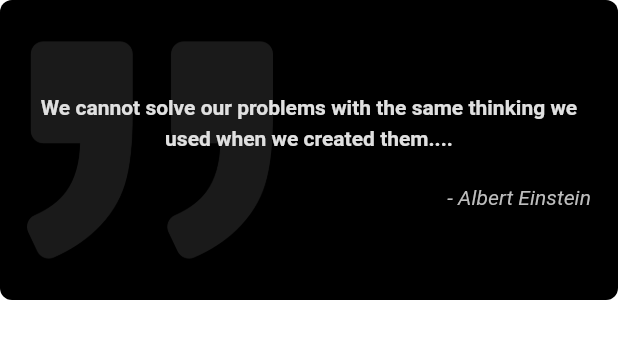
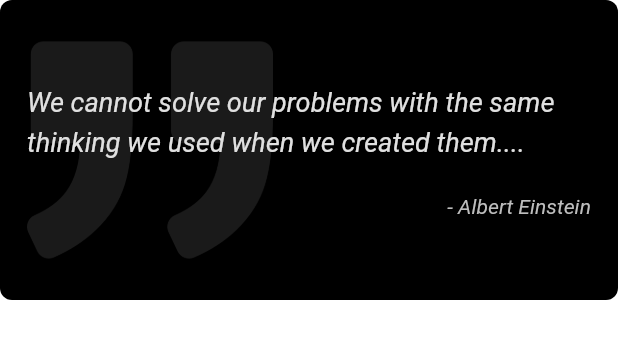
Before and after one commit to aninarafath6/arnhss, a Flutter app: the QoutOfTheDay widget shown alone on an empty page, opened directly, on a phone screen of 412 x 824 dp. Shown: the top 339 px of the screen. Run offline on Flutter 3.47's test engine with Material 2 defaults, Android fonts, the phone set to English and light mode, and no system bars; our stand-ins replace flashy_tab_bar2, flutter_keyboard_visibility, flutter_otp_text_field, get, google_fonts, lottie and 1 more; network calls fail.

Commit message:
blog section

```diff
--- a/arnhss-app/lib/features/home/widgets/qout_0f_the_day.dart
+++ b/arnhss-app/lib/features/home/widgets/qout_0f_the_day.dart
@@ -32,10 +32,11 @@ class QoutOfTheDay extends StatelessWidget {
                 Text(
                   "We cannot solve our problems with the same thinking we used when we created them....",
                   style: CustomTextTheme(context: context).paragraph().copyWith(
-                        color: Colors.grey[300],
-                        fontWeight: FontWeight.w600,
-                      ),
-                  textAlign: TextAlign.center,
+                      color: Colors.grey[300],
+                      fontWeight: FontWeight.w400,
+                      fontSize: 18,
+                      fontStyle: FontStyle.italic),
+                  // textAlign: TextAlign.center,
                 ),
                 const SizedBox(height: 18),
                 Row(
--- a/arnhss-app/pubspec.yaml
+++ b/arnhss-app/pubspec.yaml
@@ -25,6 +25,8 @@ dependencies:
   otp_text_field: ^1.1.3
   google_fonts: ^3.0.1
   remixicon: ^1.0.0
+  flashy_tab_bar2: ^0.0.4
+  rounded_tabbar_widget: ^0.0.2
 
 dev_dependencies:
   flutter_test:
```
Also changed, not shown: arnhss-app/lib/features/home/view/home_view.dart (+15 -2 lines), arnhss-app/pubspec.lock.
